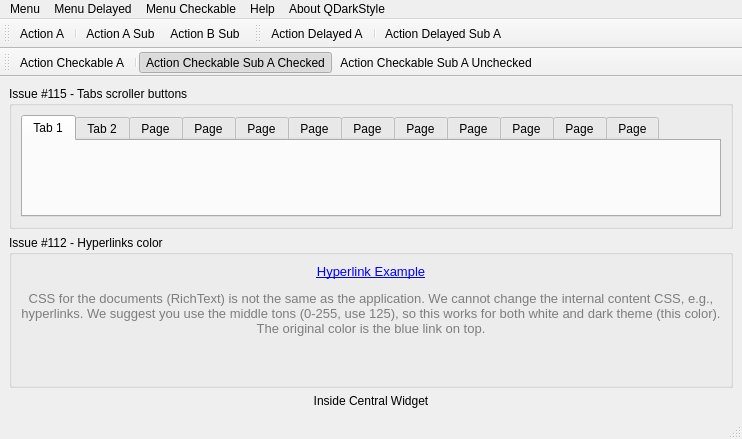
Above: example/ui/mw_menus.ui from ColinDuquesnoy/QDarkStyleSheet before the change. Below: the same form after it.
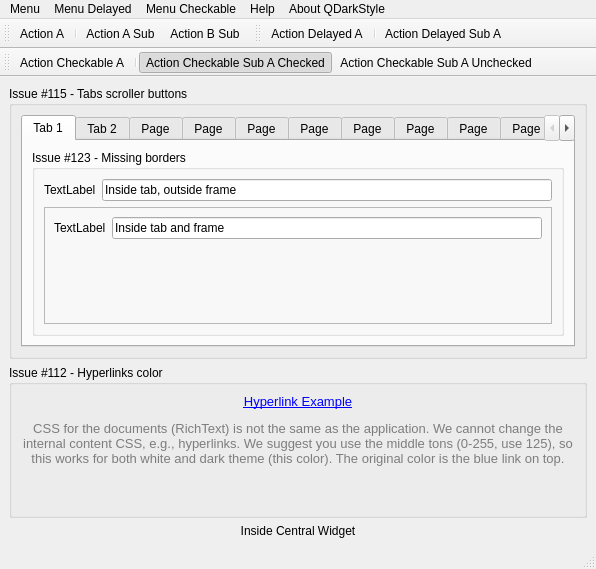
That is the form after the change. The open tabs and pages were chosen to show the change.

Commit message: Add issue #123 on example and update files

```diff
--- a/example/ui/mw_menus.ui
+++ b/example/ui/mw_menus.ui
@@ -6,16 +6,16 @@
    <rect>
     <x>0</x>
     <y>0</y>
-    <width>742</width>
-    <height>439</height>
+    <width>596</width>
+    <height>569</height>
    </rect>
   </property>
   <property name="windowTitle">
    <string>MainWindow</string>
   </property>
   <widget class="QWidget" name="centralwidget">
-   <layout class="QVBoxLayout" name="verticalLayout_4">
-    <item>
+   <layout class="QGridLayout" name="gridLayout_7">
+    <item row="0" column="0">
      <widget class="QGroupBox" name="groupBox_2">
       <property name="title">
        <string>Issue #115 - Tabs scroller buttons</string>
@@ -30,6 +30,57 @@
           <attribute name="title">
            <string>Tab 1</string>
           </attribute>
+          <layout class="QGridLayout" name="gridLayout_4">
+           <item row="1" column="0">
+            <widget class="QGroupBox" name="groupBox_3">
+             <property name="title">
+              <string>Issue #123 - Missing borders</string>
+             </property>
+             <layout class="QGridLayout" name="gridLayout_5">
+              <item row="0" column="0">
+               <widget class="QLabel" name="label_2">
+                <property name="text">
+                 <string>TextLabel</string>
+                </property>
+               </widget>
+              </item>
+              <item row="0" column="1">
+               <widget class="QLineEdit" name="lineEdit">
+                <property name="text">
+                 <string>Inside tab, outside frame</string>
+                </property>
+               </widget>
+              </item>
+              <item row="1" column="0" colspan="2">
+               <widget class="QFrame" name="frame">
+                <property name="frameShape">
+                 <enum>QFrame::StyledPanel</enum>
+                </property>
+                <property name="frameShadow">
+                 <enum>QFrame::Raised</enum>
+                </property>
+                <layout class="QFormLayout" name="formLayout">
+                 <item row="0" column="0">
+                  <widget class="QLabel" name="label_3">
+                   <property name="text">
+                    <string>TextLabel</string>
+                   </property>
+                  </widget>
+                 </item>
+                 <item row="0" column="1">
+                  <widget class="QLineEdit" name="lineEdit_2">
+                   <property name="text">
+                    <string>Inside tab and frame</string>
+                   </property>
+                  </widget>
+                 </item>
+                </layout>
+               </widget>
+              </item>
+             </layout>
+            </widget>
+           </item>
+          </layout>
          </widget>
          <widget class="QWidget" name="tab_2">
           <attribute name="title">
@@ -91,7 +142,7 @@
       </layout>
      </widget>
     </item>
-    <item>
+    <item row="1" column="0">
      <widget class="QGroupBox" name="groupBox">
       <property name="title">
        <string>Issue #112 - Hyperlinks color</string>
@@ -99,6 +150,9 @@
       <layout class="QGridLayout" name="gridLayout_2">
        <item row="0" column="0">
         <widget class="QLabel" name="label">
+         <property name="lineWidth">
+          <number>0</number>
+         </property>
          <property name="text">
           <string>&lt;html&gt;&lt;head/&gt;&lt;body&gt;&lt;p align=&quot;center&quot;&gt;&lt;a href=&quot;https://github.com/ColinDuquesnoy/QDarkStyleSheet/issues/112&quot;&gt;&lt;span style=&quot; font-size:10pt; text-decoration: underline; color:#0000ff;&quot;&gt;Hyperlink Example&lt;/span&gt;&lt;/a&gt;&lt;/p&gt;&lt;p align=&quot;center&quot;&gt;&lt;span style=&quot; font-size:10pt; color:#7d7d7d;&quot;&gt;CSS for the documents (RichText) is not the same as the application. We cannot change the internal content CSS, e.g., hyperlinks. We suggest you use the middle tons (0-255, use 125), so this works for both white and dark theme (this color). The original color is the blue link on top.&lt;/span&gt;&lt;/p&gt;&lt;p align=&quot;center&quot;&gt;&lt;br/&gt;&lt;/p&gt;&lt;/body&gt;&lt;/html&gt;</string>
          </property>
@@ -122,7 +176,7 @@
       </layout>
      </widget>
     </item>
-    <item>
+    <item row="2" column="0">
      <widget class="QLabel" name="label_71">
       <property name="text">
        <string>Inside Central Widget</string>
@@ -139,7 +193,7 @@
     <rect>
      <x>0</x>
      <y>0</y>
-     <width>742</width>
+     <width>596</width>
      <height>28</height>
     </rect>
    </property>
```
Left out of the diff: 17 changed lines with no effect on the pictures. The commit also changes 38 other files.
